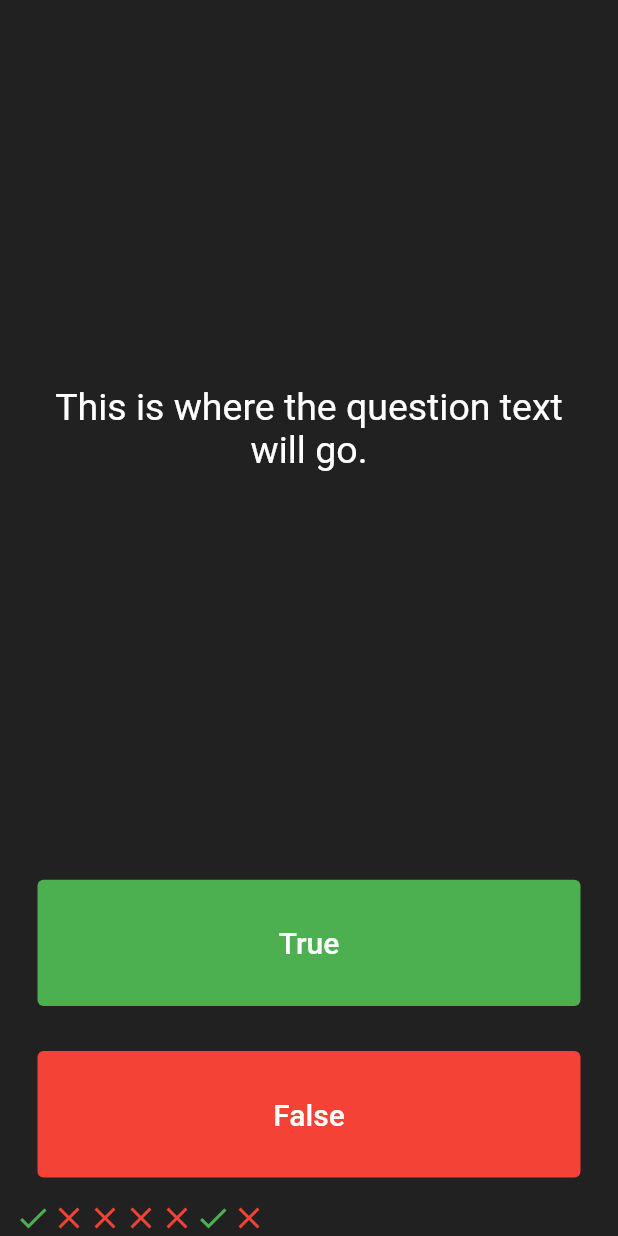
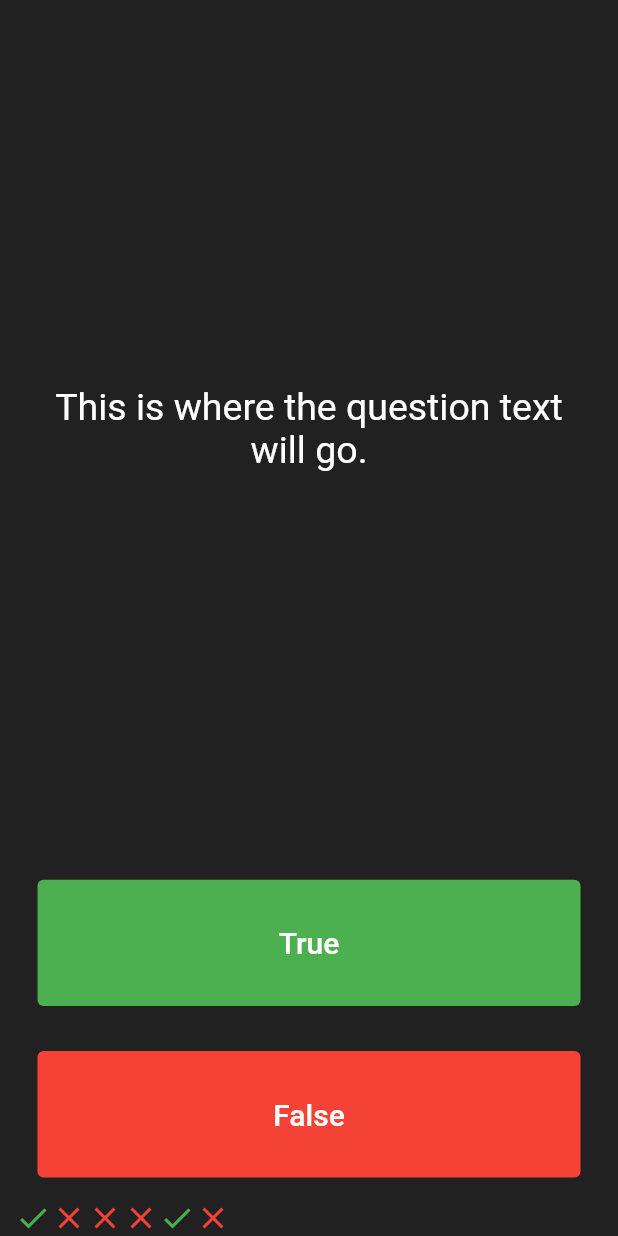
Before and after one commit to Sahanaranjith/quizzlergh, a Flutter app: the screen it shows after launch, after a tap on "True", after a tap on "False", on a phone screen of 412 x 824 dp. Run offline on Flutter 3.47's test engine with Material 2 defaults, Android fonts, the phone set to English and light mode, and no system bars.

Commit message:
tesst change

```diff
--- a/lib/main.dart
+++ b/lib/main.dart
@@ -43,10 +43,10 @@ class _QuizPageState extends State<QuizPage> {
               Icons.close,
               color: Colors.red,
             ),
-            Icon(
-              Icons.close,
-              color: Colors.red,
-            ),
+            // Icon(
+            //   Icons.close,
+            //   color: Colors.red,
+            // ),
   ];
   @override
   Widget build(BuildContext context) {
```
